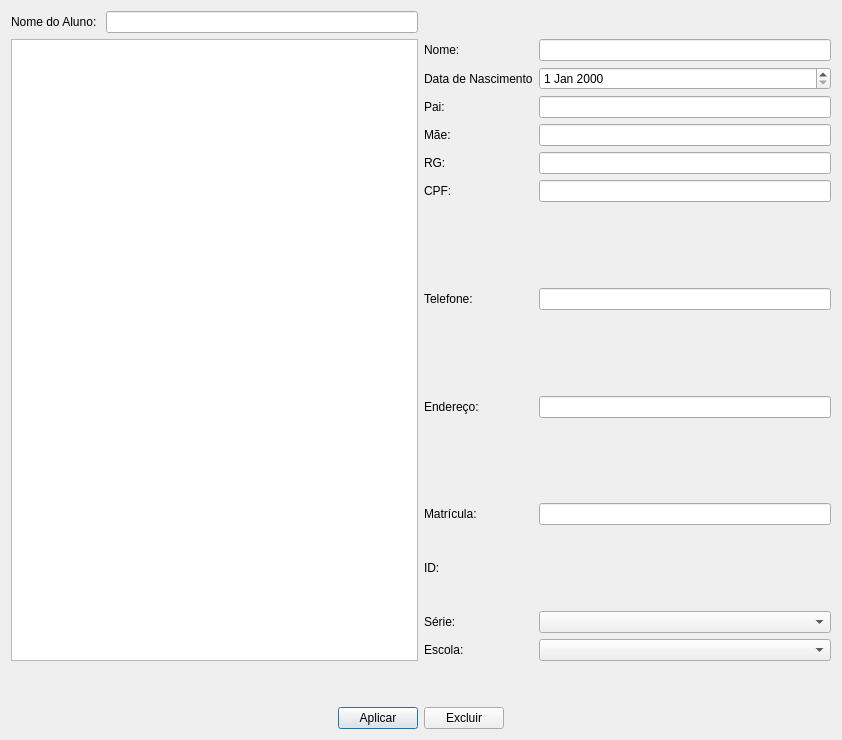
The window that src/main/python/ui/widgets/editarOuExcluir.ui (matheusfillipe/ganec) describes before a commit, drawn with Qt 5.
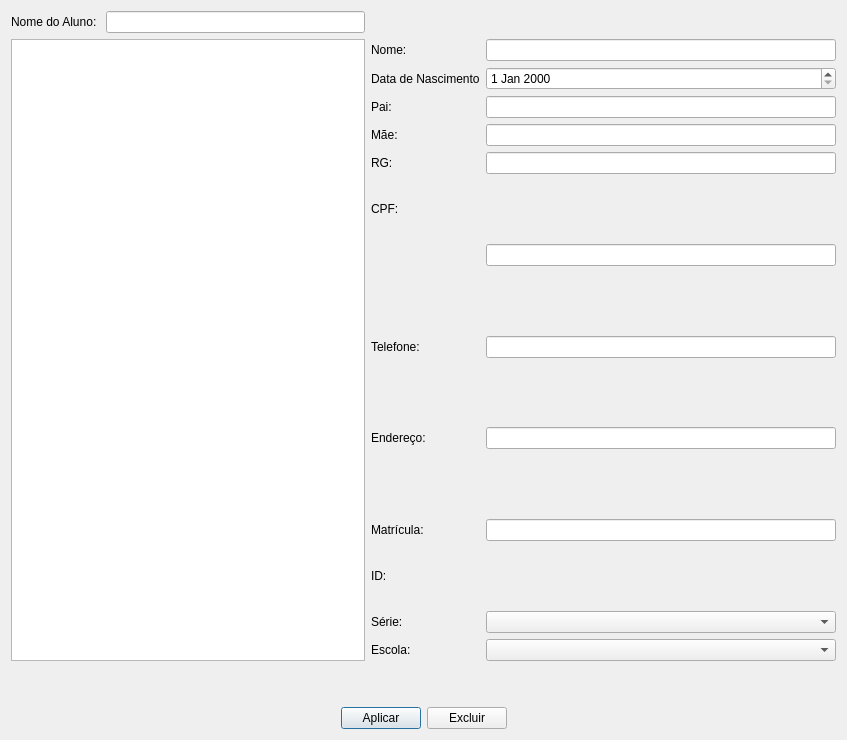
The same window after the commit.

Diff of the .ui file:
```diff
--- a/src/main/python/ui/widgets/editarOuExcluir.ui
+++ b/src/main/python/ui/widgets/editarOuExcluir.ui
@@ -6,7 +6,7 @@
    <rect>
     <x>0</x>
     <y>0</y>
-    <width>842</width>
+    <width>847</width>
     <height>740</height>
    </rect>
   </property>
@@ -15,12 +15,27 @@
   </property>
   <layout class="QGridLayout" name="gridLayout">
    <item row="0" column="0" rowspan="2">
-    <layout class="QGridLayout" name="gridLayout_4">
-     <item row="0" column="0">
+    <layout class="QVBoxLayout" name="verticalLayout_2">
+     <item>
       <layout class="QGridLayout" name="gridLayout_3">
+       <item row="2" column="2">
+        <layout class="QVBoxLayout" name="verticalLayout"/>
+       </item>
+       <item row="0" column="0">
+        <layout class="QHBoxLayout" name="horizontalLayout_4">
+         <item>
+          <widget class="QLabel" name="label_12">
+           <property name="text">
+            <string>Nome do Aluno: </string>
+           </property>
+          </widget>
+         </item>
+         <item>
+          <widget class="QLineEdit" name="lineEditBuscarAlunos"/>
+         </item>
+        </layout>
+       </item>
        <item row="2" column="1">
-        <layout class="QVBoxLayout" name="verticalLayout">
-         <item>
           <layout class="QGridLayout" name="gridLayout_5">
            <item row="9" column="0">
             <widget class="QLabel" name="label_4">
@@ -49,9 +64,6 @@
            <item row="4" column="1">
             <widget class="QLineEdit" name="lineEditRG"/>
            </item>
-           <item row="5" column="1">
-            <widget class="QLineEdit" name="lineEditCPF"/>
-           </item>
            <item row="5" column="0">
             <widget class="QLabel" name="label_15">
              <property name="text">
@@ -67,7 +79,14 @@
             </widget>
            </item>
            <item row="0" column="1">
-            <widget class="QLineEdit" name="lineEditNome"/>
+          <widget class="QLineEdit" name="lineEditNome">
+           <property name="minimumSize">
+            <size>
+             <width>350</width>
+             <height>0</height>
+            </size>
+           </property>
+          </widget>
            </item>
            <item row="1" column="0">
             <widget class="QLabel" name="label_10">
@@ -118,7 +137,14 @@
             </widget>
            </item>
            <item row="16" column="1">
-            <widget class="QComboBox" name="comboBoxSerie"/>
+          <widget class="QComboBox" name="comboBoxSerie">
+           <property name="sizePolicy">
+            <sizepolicy hsizetype="Expanding" vsizetype="Fixed">
+             <horstretch>0</horstretch>
+             <verstretch>0</verstretch>
+            </sizepolicy>
+           </property>
+          </widget>
            </item>
            <item row="4" column="0">
             <widget class="QLabel" name="label_14">
@@ -151,7 +177,14 @@
             </widget>
            </item>
            <item row="17" column="1">
-            <widget class="QComboBox" name="comboBoxEscola"/>
+          <widget class="QComboBox" name="comboBoxEscola">
+           <property name="sizePolicy">
+            <sizepolicy hsizetype="Expanding" vsizetype="Fixed">
+             <horstretch>0</horstretch>
+             <verstretch>0</verstretch>
+            </sizepolicy>
+           </property>
+          </widget>
            </item>
            <item row="15" column="0">
             <widget class="QLabel" name="labelId">
@@ -160,32 +193,31 @@
              </property>
             </widget>
            </item>
-          </layout>
-         </item>
-        </layout>
-       </item>
-       <item row="0" column="0">
-        <layout class="QHBoxLayout" name="horizontalLayout_4">
-         <item>
-          <widget class="QLabel" name="label_12">
-           <property name="text">
-            <string>Nome do Aluno: </string>
-           </property>
-          </widget>
-         </item>
-         <item>
-          <widget class="QLineEdit" name="lineEditBuscarAlunos"/>
+         <item row="6" column="1">
+          <widget class="QLineEdit" name="lineEditCPF"/>
          </item>
         </layout>
        </item>
        <item row="2" column="0">
         <widget class="QListWidget" name="listViewAlunos">
          <property name="sizePolicy">
-          <sizepolicy hsizetype="Preferred" vsizetype="Minimum">
+          <sizepolicy hsizetype="Expanding" vsizetype="Minimum">
            <horstretch>0</horstretch>
            <verstretch>0</verstretch>
           </sizepolicy>
          </property>
+         <property name="minimumSize">
+          <size>
+           <width>300</width>
+           <height>0</height>
+          </size>
+         </property>
+         <property name="maximumSize">
+          <size>
+           <width>500</width>
+           <height>16777215</height>
+          </size>
+         </property>
         </widget>
        </item>
       </layout>
```
Lines whose indentation alone changed are shown as unchanged.
